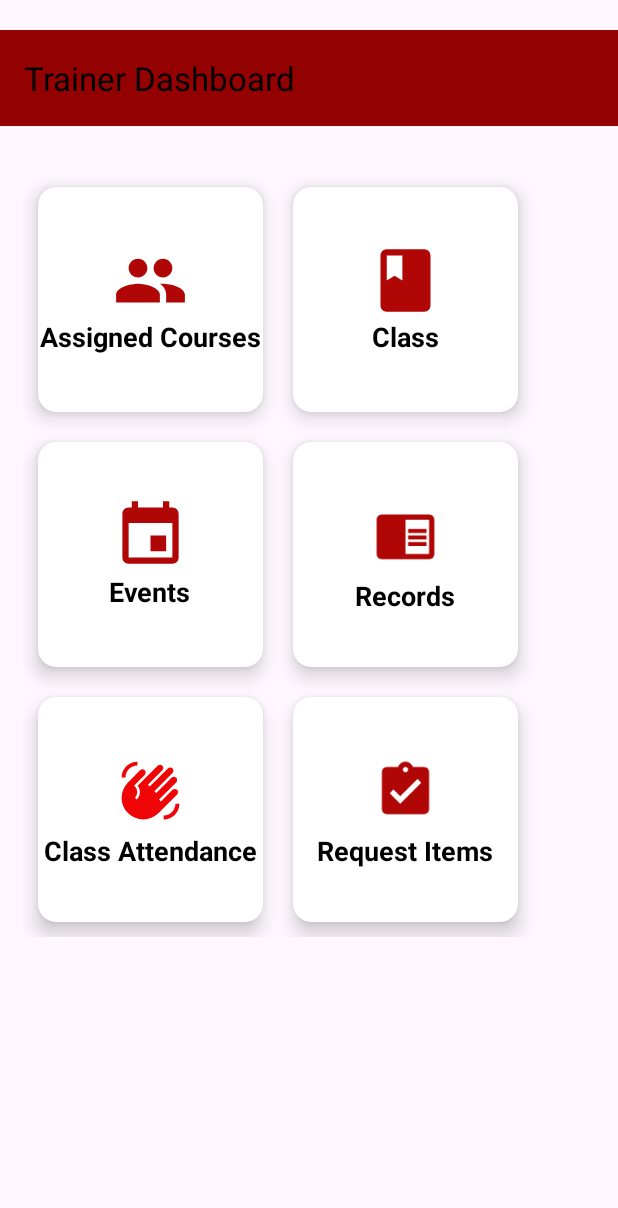
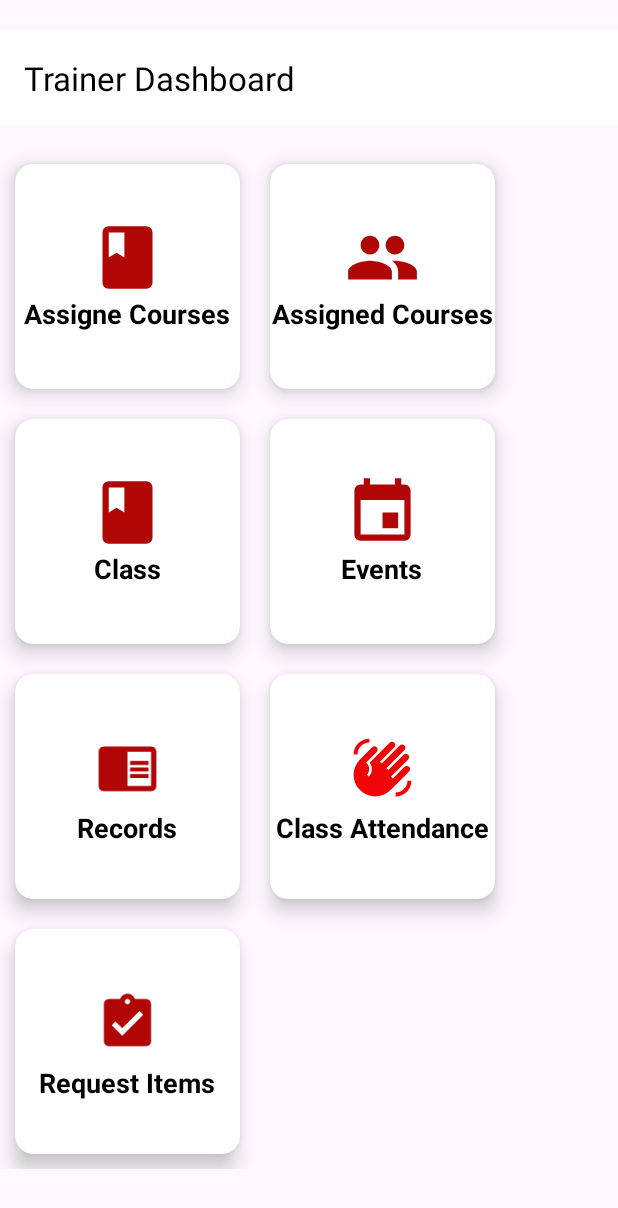
Before and after one commit to kiptoo-4141/KRCS-1, an Android app: the Trainer screen opened directly, with no data from a screen before it, on a phone screen of 412 x 824 dp. Shown: the top 1208 px of the screen. Run offline under Robolectric (Android 15) with nearby library versions, the phone set to English and light mode, and no system bars; our stand-ins replace Firebase (no records; nobody signed in at launch, a user with empty details on screens opened directly).

Commit message:
commit-2

```diff
--- a/app/src/main/AndroidManifest.xml
+++ b/app/src/main/AndroidManifest.xml
@@ -16,6 +16,9 @@
         android:supportsRtl="true"
         android:theme="@style/Theme.KenyaRedCross"
         tools:targetApi="31">
+        <activity
+            android:name=".activity.MyTeachingCoursesActivity"
+            android:exported="false" />
         <activity
             android:name=".activity.CertActivity"
             android:exported="false" />
--- a/app/src/main/java/com/kenyaredcross/activity/AssignTaskActivity.java
+++ b/app/src/main/java/com/kenyaredcross/activity/AssignTaskActivity.java
@@ -80,7 +80,7 @@ public class AssignTaskActivity extends AppCompatActivity {
         endDate.setOnClickListener(v -> showDatePickerDialog((datePicker, year, month, day) -> {
             endDate.setText(String.format("%d-%02d-%02d", year, month + 1, day));
         }, false)); // No restriction
-    };
+    }
 
     private void showDatePickerDialog(DatePickerDialog.OnDateSetListener listener, boolean restrictPastDates) {
         Calendar calendar = Calendar.getInstance();
--- a/app/src/main/java/com/kenyaredcross/activity/FeedbacksActivity.java
+++ b/app/src/main/java/com/kenyaredcross/activity/FeedbacksActivity.java
@@ -22,14 +22,14 @@ public class FeedbacksActivity extends AppCompatActivity {
 
     private SearchView userSearchView;
     private ArrayAdapter<String> userAdapter;
-    private List<String> displayList = new ArrayList<>();
+    private final List<String> displayList = new ArrayList<>();
 
     private Button sendFeedbackButton;
     private RecyclerView feedbackRecyclerView;
 
     private DatabaseReference feedbackRef, usersRef;
-    private List<String> userList = new ArrayList<>();
-    private List<FeedbacksModel> feedbackList = new ArrayList<>();
+    private final List<String> userList = new ArrayList<>();
+    private final List<FeedbacksModel> feedbackList = new ArrayList<>();
     private FeedbacksAdapter feedbacksAdapter;
 
     private String senderEmail = "";
--- a/app/src/main/java/com/kenyaredcross/activity/MyCompletedCoursesActivity.java
+++ b/app/src/main/java/com/kenyaredcross/activity/MyCompletedCoursesActivity.java
@@ -27,7 +27,7 @@ public class MyCompletedCoursesActivity extends AppCompatActivity {
     private MyCompletedCoursesAdapter adapter;
     private List<MyCompletedCoursesModel> courseList;
     private DatabaseReference enrollmentsRef, coursesRef;
-    private String userEmail = "youth1@gmail_com"; // Get dynamically
+    private final String userEmail = "youth1@gmail_com"; // Get dynamically
 
     @Override
     protected void onCreate(Bundle savedInstanceState) {
--- a/app/src/main/java/com/kenyaredcross/activity/Trainer.java
+++ b/app/src/main/java/com/kenyaredcross/activity/Trainer.java
@@ -23,7 +23,7 @@ public class Trainer extends AppCompatActivity implements NavigationView.OnNavig
     private DrawerLayout drawerLayout;
     private NavigationView navigationView;
 
-    CardView students,attendance, myclass, itemrqst;
+    CardView students,attendance, myclass, itemrqst, course;
 
     @Override
     protected void onCreate(Bundle savedInstanceState) {
@@ -51,6 +51,15 @@ public class Trainer extends AppCompatActivity implements NavigationView.OnNavig
             public void onClick(View v) {
               Intent intent = new Intent(Trainer.this, MyClassesActivity.class);
               startActivity(intent);
+            }
+        });
+
+        course = findViewById(R.id.courseCard);
+        course.setOnClickListener(new View.OnClickListener() {
+            @Override
+            public void onClick(View v) {
+                Intent intent = new Intent(Trainer.this, MyTeachingCoursesActivity.class);
+                startActivity(intent);
             }
         });
 
--- a/app/src/main/java/com/kenyaredcross/adapters/MyCompletedCoursesAdapter.java
+++ b/app/src/main/java/com/kenyaredcross/adapters/MyCompletedCoursesAdapter.java
@@ -18,8 +18,8 @@ import com.kenyaredcross.domain_model.MyCompletedCoursesModel;
 import java.util.List;
 
 public class MyCompletedCoursesAdapter extends RecyclerView.Adapter<MyCompletedCoursesAdapter.ViewHolder> {
-    private Context context;
-    private List<MyCompletedCoursesModel> courseList;
+    private final Context context;
+    private final List<MyCompletedCoursesModel> courseList;
 
     public MyCompletedCoursesAdapter(Context context, List<MyCompletedCoursesModel> courseList) {
         this.context = context;
--- a/app/src/main/res/layout/activity_coordinator.xml
+++ b/app/src/main/res/layout/activity_coordinator.xml
@@ -44,7 +44,7 @@
             android:layout_width="match_parent"
             android:layout_height="wrap_content"
             android:layout_marginTop="15dp"
-            android:padding="15dp"
+            android:padding="2dp"
             app:columnCount="2"
             app:rowCount="3">
 
--- a/app/src/main/res/layout/activity_finance_manager.xml
+++ b/app/src/main/res/layout/activity_finance_manager.xml
@@ -46,7 +46,7 @@
             android:layout_height="wrap_content"
             android:layout_marginTop="155dp"
             android:layout_margin="15dp"
-            android:padding="15dp"
+            android:padding="2dp"
             app:columnCount="2"
             app:rowCount="4">
 
--- a/app/src/main/res/layout/activity_service_manager.xml
+++ b/app/src/main/res/layout/activity_service_manager.xml
@@ -43,8 +43,8 @@
             android:layout_height="wrap_content"
             android:layout_marginTop="15dp"
             android:layout_marginRight="15dp"
-            android:layout_marginLeft="15dp"
-            android:padding="25dp"
+            android:layout_marginLeft="0dp"
+            android:padding="2dp"
             app:columnCount="2"
             app:rowCount="4">
 
--- a/app/src/main/res/layout/activity_supplier.xml
+++ b/app/src/main/res/layout/activity_supplier.xml
@@ -45,7 +45,7 @@
             android:layout_width="match_parent"
             android:layout_height="wrap_content"
             android:layout_margin="15dp"
-            android:padding="15dp"
+            android:padding="2dp"
             app:columnCount="2"
             app:rowCount="4">
 
--- a/app/src/main/res/layout/activity_trainer.xml
+++ b/app/src/main/res/layout/activity_trainer.xml
@@ -22,7 +22,7 @@
             android:id="@+id/toolbar"
             android:layout_width="match_parent"
             android:layout_height="wrap_content"
-            android:background="@color/red"
+            android:background="@color/white"
             android:elevation="8dp"
             android:layout_marginTop="20dp"
             app:title="Trainer Dashboard"
@@ -44,11 +44,41 @@
             android:layout_height="wrap_content"
             android:backgroundTint="@color/white"
             android:layout_marginTop="15dp"
-            android:padding="15dp"
+            android:padding="0dp"
             app:columnCount="2"
             app:rowCount="3">
 
             <!-- Card 1: Courses -->
+            <androidx.cardview.widget.CardView
+                android:id="@+id/courseCard"
+                android:backgroundTint="@color/white"
+                android:layout_width="150dp"
+                android:layout_height="150dp"
+                android:layout_margin="10dp"
+                android:background="@color/cardview_dark_background"
+                app:cardCornerRadius="12dp"
+                app:cardElevation="8dp">
+
+                <LinearLayout
+                    android:layout_width="match_parent"
+                    android:layout_height="match_parent"
+                    android:orientation="vertical"
+                    android:gravity="center">
+
+                    <ImageView
+                        android:layout_width="50dp"
+                        android:layout_height="50dp"
+                        android:src="@drawable/baseline_class_24" />
+
+                    <TextView
+                        android:layout_width="wrap_content"
+                        android:layout_height="wrap_content"
+                        android:text="Assigne Courses"
+                        android:textSize="18sp"
+                        android:textColor="@color/black"
+                        android:textStyle="bold" />
+                </LinearLayout>
+            </androidx.cardview.widget.CardView>
             <androidx.cardview.widget.CardView
                 android:id="@+id/studentsCard"
                 android:layout_width="150dp"
--- a/app/src/main/res/layout/activity_volunteer.xml
+++ b/app/src/main/res/layout/activity_volunteer.xml
@@ -45,8 +45,8 @@
             android:layout_height="wrap_content"
             android:layout_marginTop="25dp"
             android:layout_marginRight="25dp"
-            android:layout_marginLeft="15dp"
-            android:padding="15dp"
+            android:layout_marginLeft="0dp"
+            android:padding="2dp"
             app:columnCount="2"
             app:rowCount="4">
 
--- a/app/src/main/res/layout/activity_youth.xml
+++ b/app/src/main/res/layout/activity_youth.xml
@@ -50,8 +50,8 @@
                     android:layout_width="match_parent"
                     android:layout_height="wrap_content"
                     android:layout_marginTop="15dp"
-                    android:layout_marginLeft="15dp"
-                    android:layout_marginRight="25dp"
+                    android:layout_marginLeft="0dp"
+                    android:layout_marginRight="45dp"
                     android:padding="15dp"
                     app:columnCount="2"
                     app:rowCount="6">
@@ -262,7 +262,7 @@
                             <ImageView
                                 android:layout_width="50dp"
                                 android:layout_height="50dp"
-                                android:src="@drawable/baseline_whatsapp_24" />
+                                android:src="@drawable/baseline_message_24" />
 
                             <TextView
                                 android:layout_width="wrap_content"
```
Also changed, not shown: app/src/main/java/com/kenyaredcross/activity/MyTeachingCoursesActivity.java (added, +133 -0 lines), app/src/main/java/com/kenyaredcross/domain_model/Course.java (added, +12 -0 lines), app/src/main/java/com/kenyaredcross/viewholder/CourseViewHolder.java (added, +16 -0 lines), app/src/main/res/layout/activity_my_teaching_courses.xml (added, +27 -0 lines), app/src/main/res/layout/dialog_course_resources.xml (added, +38 -0 lines), app/src/main/res/layout/item_course.xml (+8 -0 lines).
